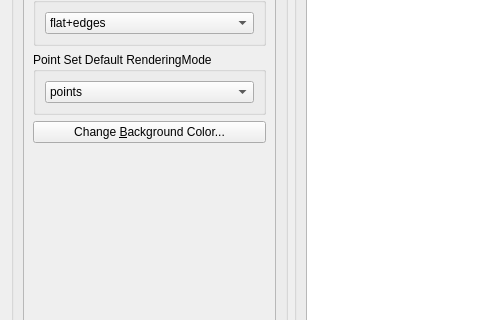
CGAL/cgal, file Polyhedron/demo/Polyhedron/Preferences.ui: the form before one commit; both pictures show x 0 to 480 and y 177 to 497 of the 631 by 631 pixel window.
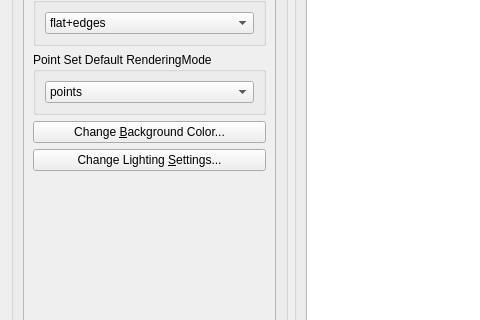
The form after the commit.

Commit message: Move Lighting Settings to Preferences.

The edit to the form file:
```diff
--- a/Polyhedron/demo/Polyhedron/Preferences.ui
+++ b/Polyhedron/demo/Polyhedron/Preferences.ui
@@ -192,6 +192,13 @@
               </property>
              </widget>
             </item>
+            <item>
+             <widget class="QPushButton" name="lightingPushButton">
+              <property name="text">
+               <string>Change Lighting &amp;Settings...</string>
+              </property>
+             </widget>
+            </item>
             <item>
              <spacer name="verticalSpacer">
               <property name="orientation">
```
The commit also changes 3 other files.
